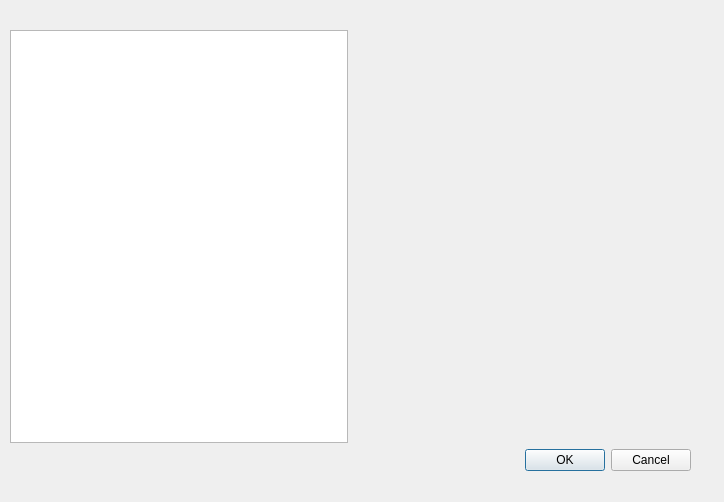
zonArt/openlp, file resources/forms/settings.ui: the form before one commit.
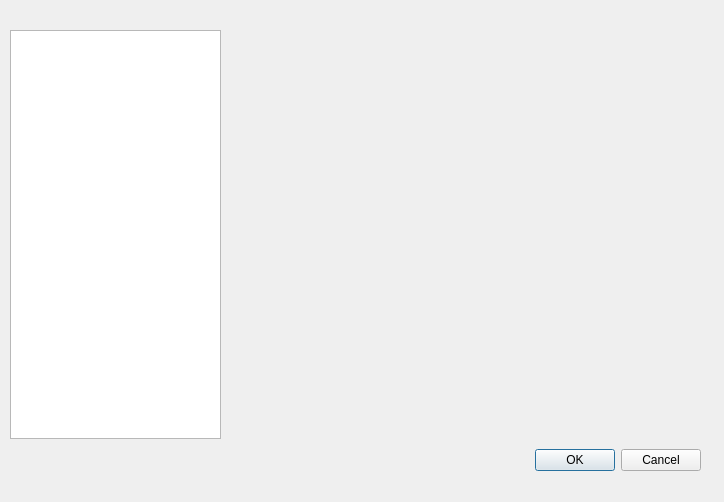
The form after the commit. Icons and pictures are not drawn.

Commit message: Settings Layout Ok ish

```diff
--- a/resources/forms/settings.ui
+++ b/resources/forms/settings.ui
@@ -17,26 +17,49 @@
    <iconset>
     <normaloff>:/icon/openlp.org-icon-32.bmp</normaloff>:/icon/openlp.org-icon-32.bmp</iconset>
   </property>
-  <widget class="QWidget" name="">
+  <widget class="QWidget" name="layoutWidget">
    <property name="geometry">
     <rect>
      <x>10</x>
      <y>30</y>
-     <width>681</width>
+     <width>691</width>
      <height>441</height>
     </rect>
    </property>
    <layout class="QGridLayout" name="gridLayout">
     <item row="0" column="0">
-     <widget class="QListWidget" name="settingListWidget"/>
-    </item>
-    <item row="0" column="1">
      <widget class="QStackedWidget" name="tagStackedWidget">
-      <widget class="QWidget" name="page"/>
+      <property name="minimumSize">
+       <size>
+        <width>500</width>
+        <height>0</height>
+       </size>
+      </property>
+      <widget class="QWidget" name="page">
+       <widget class="QListWidget" name="settingListWidget">
+        <property name="geometry">
+         <rect>
+          <x>0</x>
+          <y>0</y>
+          <width>211</width>
+          <height>409</height>
+         </rect>
+        </property>
+        <property name="minimumSize">
+         <size>
+          <width>200</width>
+          <height>0</height>
+         </size>
+        </property>
+        <property name="horizontalScrollBarPolicy">
+         <enum>Qt::ScrollBarAlwaysOff</enum>
+        </property>
+       </widget>
+      </widget>
       <widget class="QWidget" name="page_2"/>
      </widget>
     </item>
-    <item row="1" column="1">
+    <item row="1" column="0">
      <widget class="QDialogButtonBox" name="ButtonsBox">
       <property name="sizePolicy">
        <sizepolicy hsizetype="Expanding" vsizetype="Minimum">
```
The commit also changes 2 other files.
